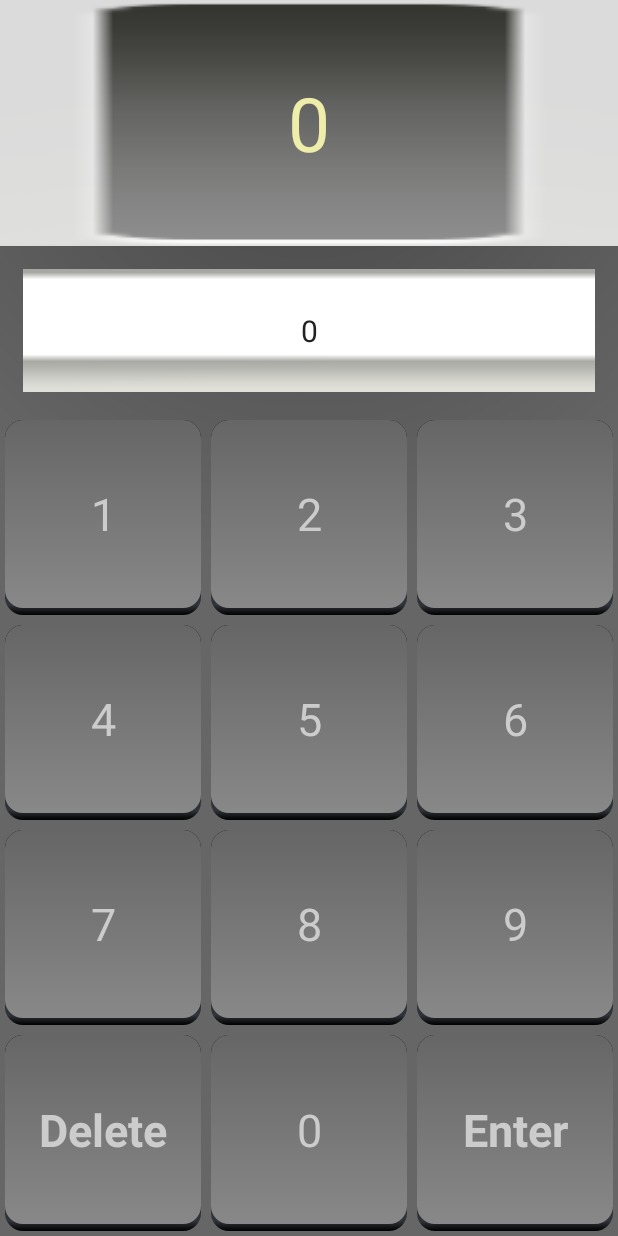
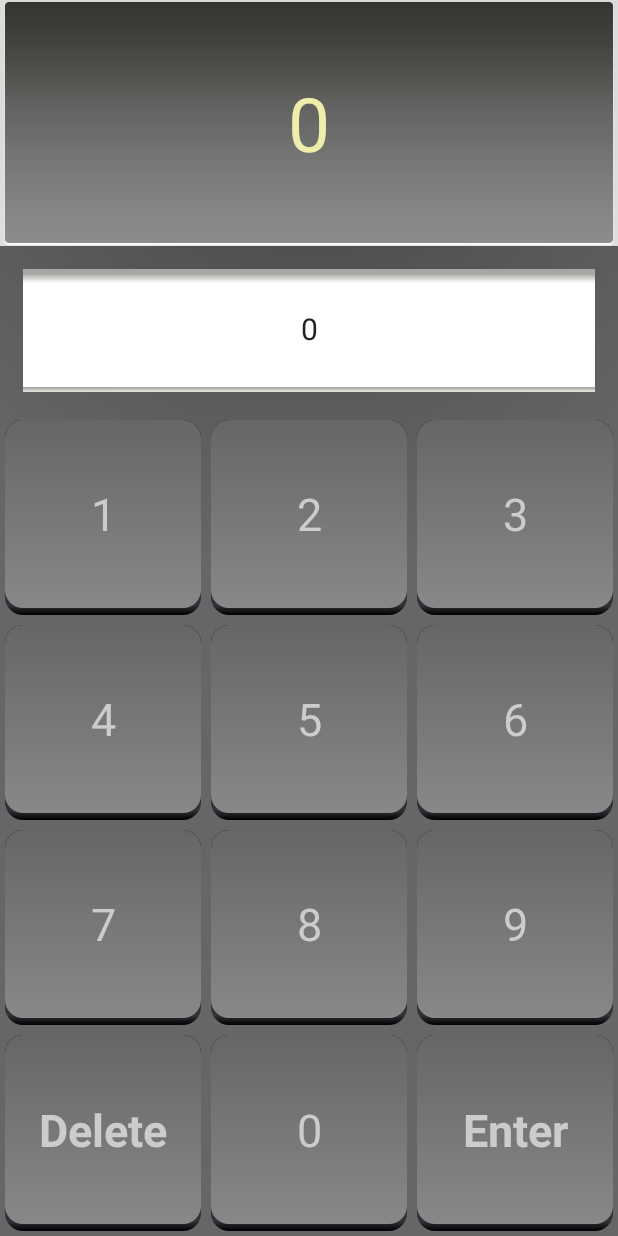
Before and after one commit to beepscore/RemoteControl, an Android app: the screen it shows after launch (RemoteControlActivity), on a phone screen of 412 x 824 dp. Run offline under Robolectric (Android 15) with nearby library versions, the phone set to English and light mode, and no system bars.

Commit message:
In Android Studio right click on window.png, edit 9 patch, save as window_patch.9.png. Do similar for bar.png
Reference
https://developer.android.com/tools/help/draw9patch.html

```diff
--- a/app/src/main/res/layout/fragment_remote_control.xml
+++ b/app/src/main/res/layout/fragment_remote_control.xml
@@ -10,7 +10,7 @@
         android:layout_width="match_parent"
         android:layout_height="0dp"
         android:layout_weight="2"
-        android:background="@drawable/window"
+        android:background="@drawable/window_patch"
         android:gravity="center"
         android:text="@string/zero"
         android:textColor="@color/text_view_text"
@@ -21,7 +21,7 @@
         android:layout_height="0dp"
         android:layout_weight="1"
         android:layout_margin="15dp"
-        android:background="@drawable/bar"
+        android:background="@drawable/bar_patch"
         android:gravity="center"
         android:text="@string/zero"
         android:textColor="@color/text_view_text_dark"
```
Also changed, not shown: app/src/main/res/drawable-hdpi/bar_patch.9.png (added), app/src/main/res/drawable-hdpi/window_patch.9.png (added).
